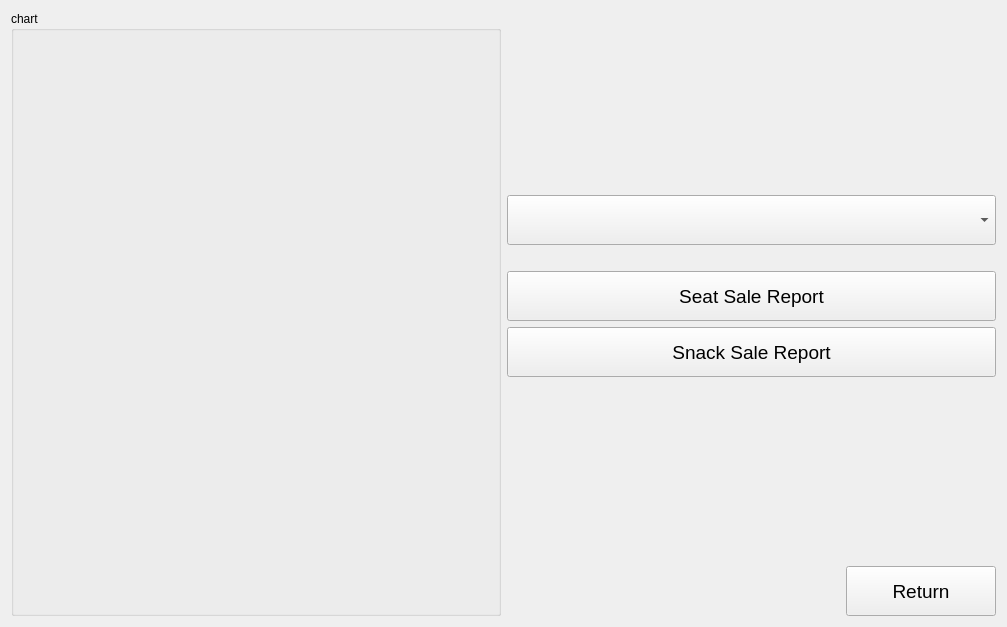
Above: ReportPage.ui from JustKoshi/QTCinemaProject before the change. Below: the same form after it.
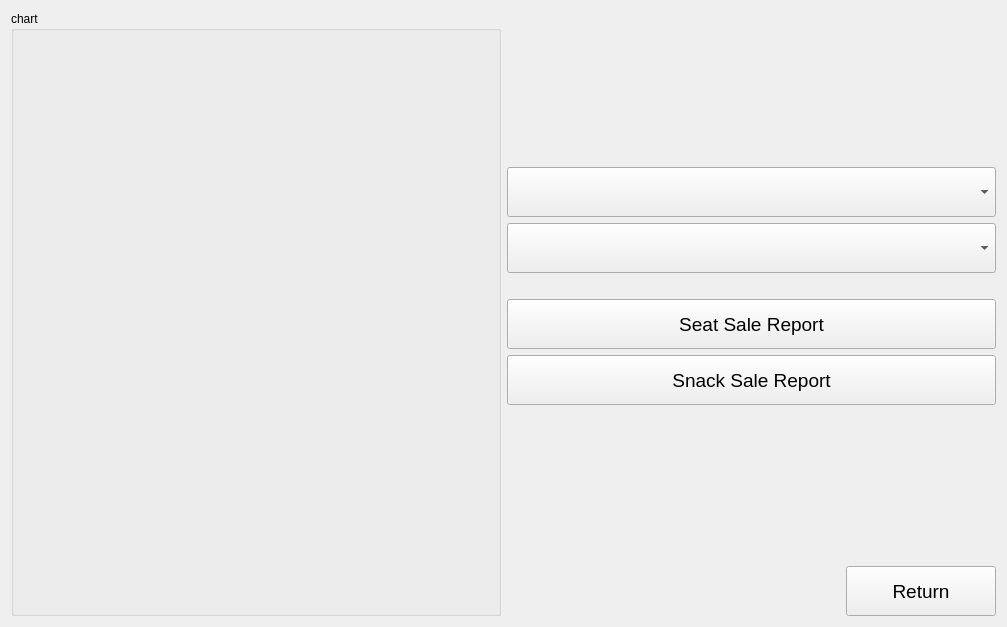
That is the form after the change.

Commit message: charts completed

The edit to the form file:
```diff
--- a/ReportPage.ui
+++ b/ReportPage.ui
@@ -48,6 +48,16 @@
         </property>
        </widget>
       </item>
+      <item>
+       <widget class="QComboBox" name="comboBox_chart">
+        <property name="minimumSize">
+         <size>
+          <width>0</width>
+          <height>50</height>
+         </size>
+        </property>
+       </widget>
+      </item>
       <item>
        <spacer name="verticalSpacer_4">
         <property name="orientation">
```
The commit also changes 4 other files.
